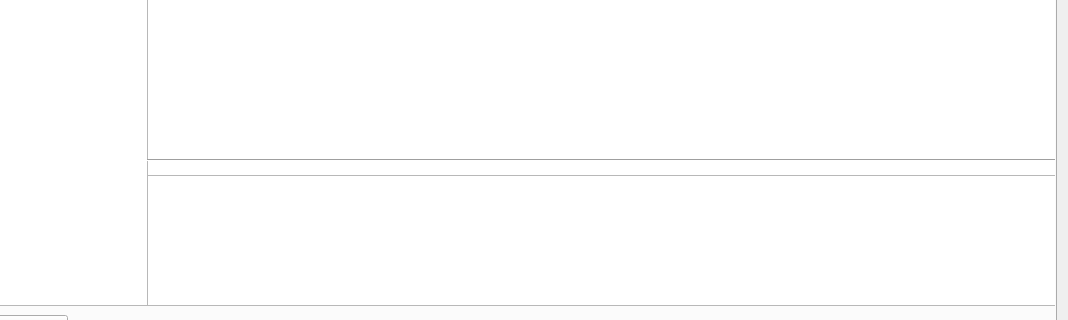
This is src/mainwindow.ui in jahway603/SilentDragonLite as Qt 5 draws it before an edit; both pictures show x 206 to 1274 and y 341 to 661 of the 1274 by 779 pixel window. The edited form follows.
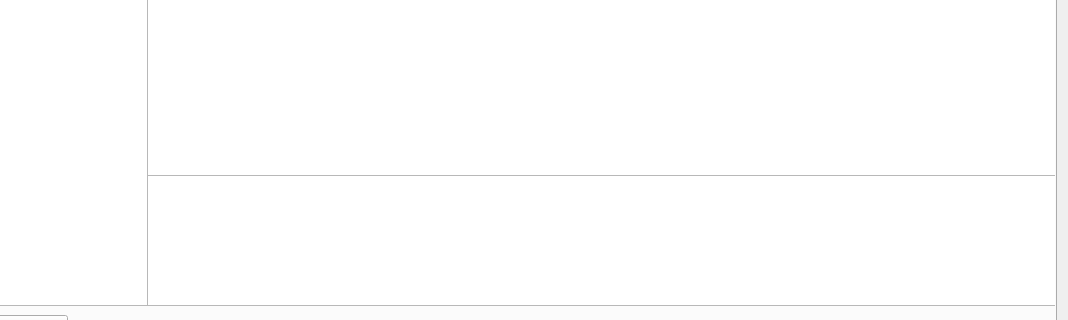
This is the edited form. Icons and pictures are not drawn. Custom widgets are drawn as their Qt base class.

Commit message: change datetime format in chatmodel

The edit to the form file:
```diff
--- a/src/mainwindow.ui
+++ b/src/mainwindow.ui
@@ -1484,19 +1484,6 @@
          <bool>true</bool>
         </property>
        </widget>
-       <widget class="Line" name="line_6">
-        <property name="geometry">
-         <rect>
-          <x>340</x>
-          <y>430</y>
-          <width>911</width>
-          <height>31</height>
-         </rect>
-        </property>
-        <property name="orientation">
-         <enum>Qt::Horizontal</enum>
-        </property>
-       </widget>
       </widget>
      </widget>
     </item>
```
The commit also changes 2 other files.
